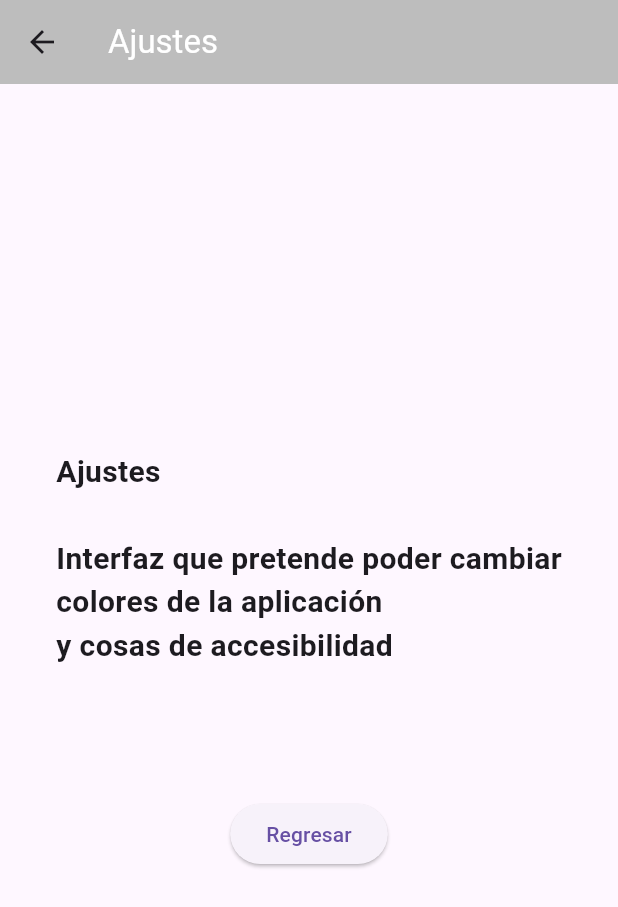
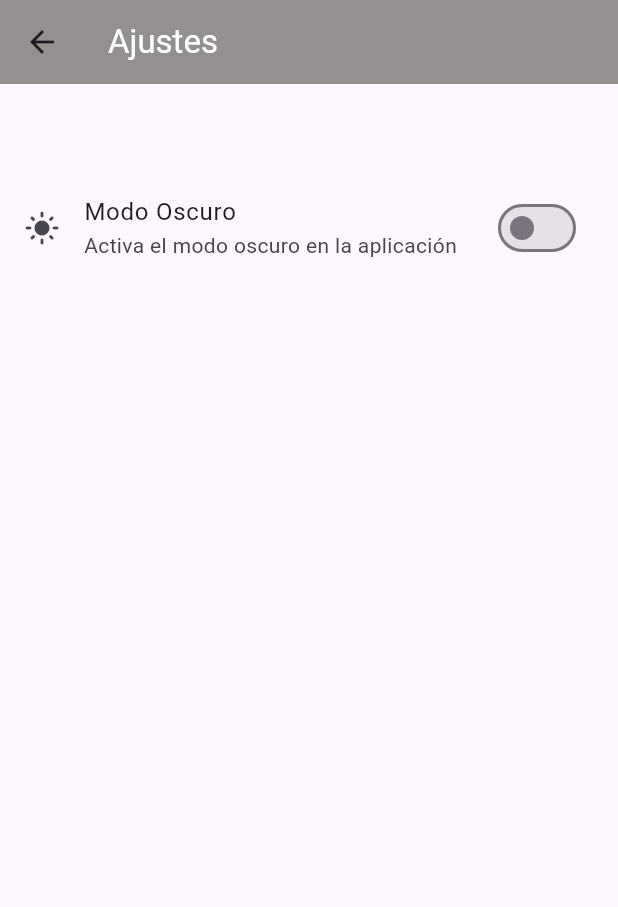
Before and after one commit to asm1028/DesperdicioCero, a Flutter app: the UserSettings screen opened by its route, on a phone screen of 412 x 824 dp. Shown: the top 907 px of the screen. Run offline on Flutter 3.47's test engine with Material 3 defaults, Android fonts, the phone set to English and light mode, and no system bars; our stand-ins replace cloud_firestore, connectivity_plus, firebase_auth, firebase_core, flutter_local_notifications, font_awesome_flutter and 3 more; missing offline and left inert: android_alarm_manager_plus, easy_autocomplete, google_ml_kit, google_mlkit_text_recognition; accounts and stored records are empty.

Commit message:
[Add] #29 Añadido el modo oscuro a la aplicación.

```diff
--- a/lib/main.dart
+++ b/lib/main.dart
@@ -18,6 +18,7 @@ import 'package:desperdiciocero/pages/expiration_date_recognizer.dart';
 import 'package:desperdiciocero/utils/notification_service.dart';
 import 'package:firebase_core/firebase_core.dart';
 import 'package:flutter/material.dart';
+import 'package:provider/provider.dart';
 import 'package:shared_preferences/shared_preferences.dart';
 import 'package:uuid/uuid.dart';
 import 'package:cloud_firestore/cloud_firestore.dart';
@@ -37,8 +38,14 @@ Future<void> main() async {
   await requestPermissions(); // Solicita los permisos necesarios antes de iniciar la app
 
   NotificationService.initialize(); // Inicializa el servicio de notificaciones
-
-  runApp(const MyApp());
+  SharedPreferences prefs = await SharedPreferences.getInstance();
+  bool isDarkMode = prefs.getBool('isDarkMode') ?? false;
+  runApp(
+    ChangeNotifierProvider(
+      create: (_) => ThemeProvider(isDarkMode: isDarkMode),
+      child: MyApp(),
+    ),
+  );
 }
 
 // Función para inicializar el token del usuario solo si es necesario
@@ -91,10 +98,12 @@ class MyApp extends StatelessWidget {
 
   @override
   Widget build(BuildContext context) {
+    final themeProvider = Provider.of<ThemeProvider>(context);
     return MaterialApp(
       debugShowCheckedModeBanner: false,
       // Rutas para poder viajar entre las diferentes páginas de la aplicación
       home: PrimeraPagina(),
+      theme: themeProvider.getTheme,
       routes: {
         'primera_pagina': (context) => PrimeraPagina(),
         '/home': (context) => Home(),
@@ -126,3 +135,42 @@ class MyApp extends StatelessWidget {
     );
   }
 }
+
+class AppTheme {
+  static final lightTheme = ThemeData(
+    brightness: Brightness.light,
+    primaryColor: Colors.white,
+  );
+
+  static final darkTheme = ThemeData(
+    brightness: Brightness.dark,
+    primaryColor: Colors.grey[900],
+  );
+}
+
+class ThemeProvider with ChangeNotifier {
+  ThemeData _selectedTheme = AppTheme.lightTheme;
+  late SharedPreferences prefs;
+
+  ThemeProvider({required bool isDarkMode}) {
+    _initializePreferences();
+    _selectedTheme = isDarkMode ? AppTheme.darkTheme : AppTheme.lightTheme;
+  }
+
+  Future<void> _initializePreferences() async {
+    prefs = await SharedPreferences.getInstance();
+  }
+
+  Future<void> toggleTheme() async {
+    if (_selectedTheme == AppTheme.darkTheme) {
+      _selectedTheme = AppTheme.lightTheme;
+      await prefs.setBool('isDarkMode', false);
+    } else {
+      _selectedTheme = AppTheme.darkTheme;
+      await prefs.setBool('isDarkMode', true);
+    }
+    notifyListeners();
+  }
+
+  ThemeData get getTheme => _selectedTheme;
+}
--- a/lib/pages/user_settings.dart
+++ b/lib/pages/user_settings.dart
@@ -1,42 +1,35 @@
+import 'package:desperdiciocero/main.dart';
 import 'package:flutter/material.dart';
+import 'package:provider/provider.dart';
 
 class UserSettings extends StatelessWidget {
   UserSettings({super.key});
 
   @override
-  Widget build(BuildContext context){
+  Widget build(BuildContext context) {
+    // Obtener la instancia del proveedor de tema
+    final themeProvider = Provider.of<ThemeProvider>(context);
+
     return Scaffold(
       appBar: AppBar(
-        title: Text(
-          'Ajustes',
-          style: TextStyle(
-            color: Colors.white,
+        title: Text('Ajustes', style: TextStyle(color: Colors.white)),
+        backgroundColor: const Color.fromARGB(255, 149, 144, 144),
+      ),
+      body: ListView(  // Cambiado a ListView para permitir más configuraciones en el futuro
+        children: [
+          Padding(
+            padding: const EdgeInsets.all(30.0),
           ),
-        ),
-        backgroundColor: Colors.grey[400],
-      ),
-      body: Center(
-        child: Column(
-          mainAxisAlignment: MainAxisAlignment.center,
-          children: [
-            Text(
-              'Ajustes\n\n'
-              'Interfaz que pretende poder cambiar\n'
-              'colores de la aplicación\n'
-              'y cosas de accesibilidad\n\n\n',
-              style: TextStyle(
-                fontSize: 20,
-                fontWeight: FontWeight.bold,
-              ),
-            ),
-            ElevatedButton(
-              child: Text('Regresar'),
-              onPressed: () {
-                Navigator.pop(context);
-              },
-            ),
-          ],
-        ),
+          SwitchListTile(
+            title: Text('Modo Oscuro'),
+            subtitle: Text('Activa el modo oscuro en la aplicación'),
+            value: themeProvider.getTheme == AppTheme.darkTheme,
+            onChanged: (bool value) {
+              themeProvider.toggleTheme();
+            },
+            secondary: Icon(themeProvider.getTheme == AppTheme.darkTheme ? Icons.dark_mode : Icons.light_mode),
+          ),
+        ],
       ),
     );
   }
```
